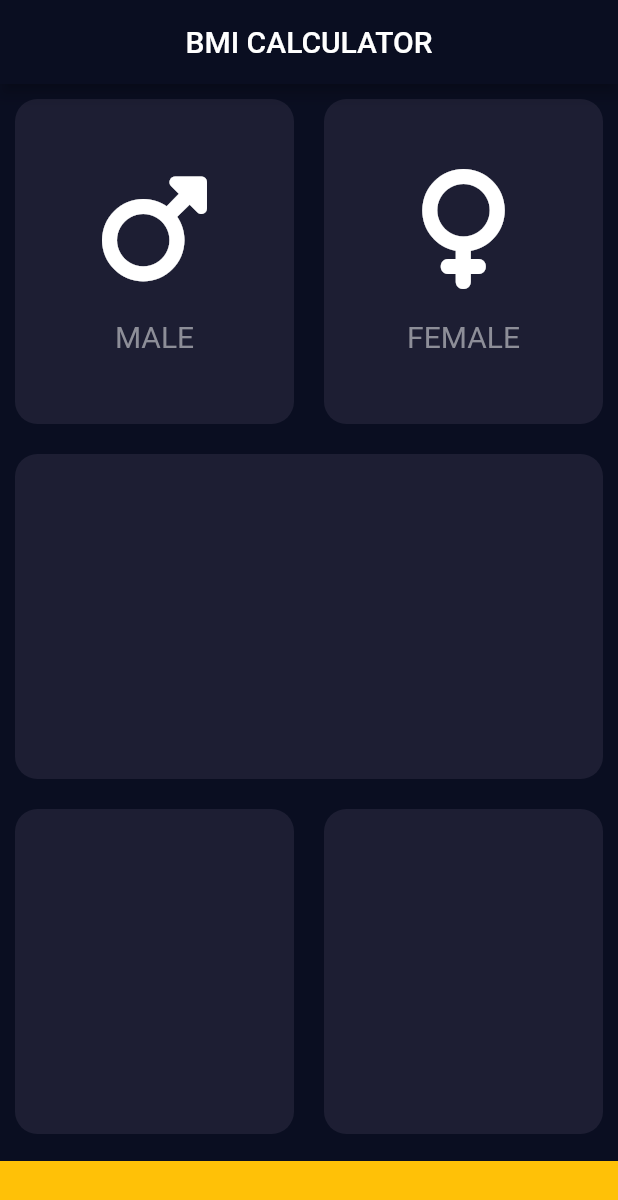
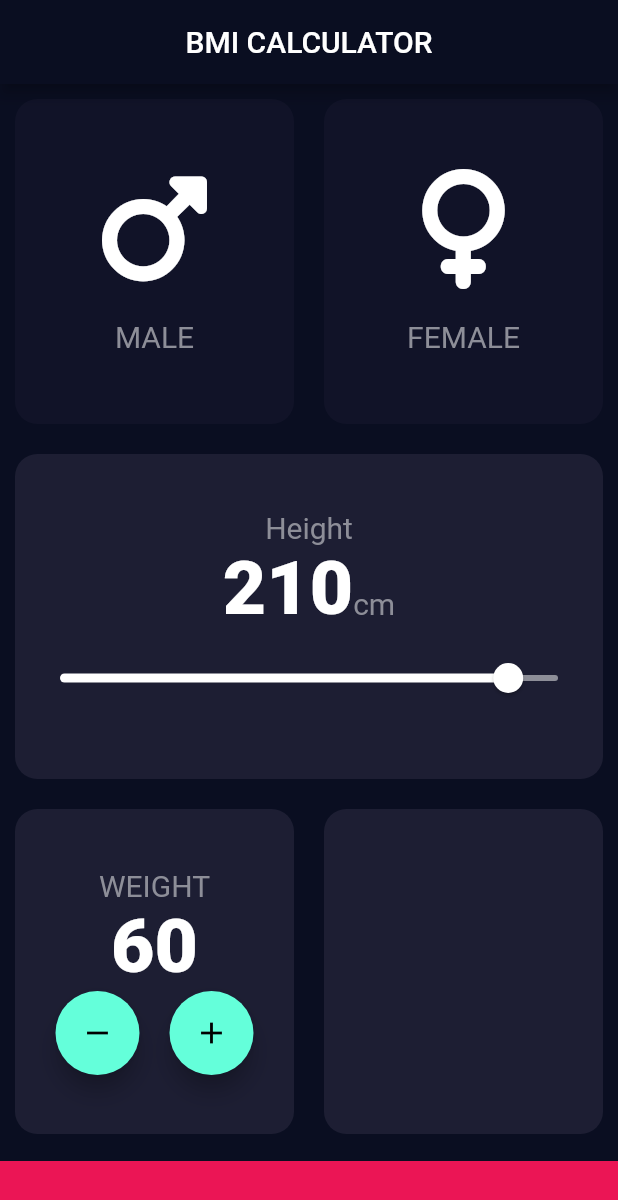
Before and after one commit to yazar-chakrar/Flutter-Body-Mass-Index-Calculator, a Flutter app: the screen it shows after launch, on a phone screen of 412 x 824 dp. Shown: the top 1200 px of the screen. Run offline on Flutter 3.47's test engine with Material 2 defaults, Android fonts, the phone set to English and light mode, and no system bars; our stand-ins replace font_awesome_flutter.

Commit message:
// defining reusable widgets : card / card content

```diff
--- /dev/null
+++ b/lib/constants.dart
@@ -0,0 +1,21 @@
+import 'package:flutter/material.dart';
+
+const kBottomContainerHeight = 50.0;
+const kActiveCardColor = Color(0xFF1D1E33);
+const kInactiveCardColor = Color(0xFF111328);
+const kFlooterColor = Color(0xFFEB1555);
+
+const kLabelTextStyle = TextStyle(
+  fontSize: 20.0,
+  color: Color(0xFF8D8E98),
+);
+
+const kNumbTextStyle = TextStyle(
+  fontSize: 50.0,
+  fontWeight: FontWeight.w900,
+);
+
+enum Gender {
+  male,
+  female,
+}
--- a/lib/icon_content.dart
+++ b/lib/icon_content.dart
@@ -1,4 +1,5 @@
 import 'package:flutter/material.dart';
+import 'constants.dart';
 
 class ContentCard extends StatelessWidget {
   ContentCard({required this.myIcon, required this.myText});
@@ -19,10 +20,7 @@ class ContentCard extends StatelessWidget {
         ),
         Text(
           myText,
-          style: const TextStyle(
-            fontSize: 20.0,
-            color: Color(0xFF8D8E98),
-          ),
+          style: kLabelTextStyle,
         )
       ],
     );
--- a/lib/input_page.dart
+++ b/lib/input_page.dart
@@ -2,18 +2,20 @@ import 'package:flutter/material.dart';
 import 'package:font_awesome_flutter/font_awesome_flutter.dart';
 import 'icon_content.dart';
 import 'main_card.dart';
-
-const bottomContainerHeight = 50.0;
+import 'constants.dart';
 
 class InputPage extends StatefulWidget {
-  const InputPage({Key? key}) : super(key: key);
-
   @override
   _InputPageState createState() => _InputPageState();
 }
 
 class _InputPageState extends State<InputPage> {
-  Color myColor = const Color(0xFF1D1E33);
+  // int gender 1 => male, 2 => female
+  Gender? selectGender;
+  Color myColor = Color(0xFF1D1E33);
+  int height = 210;
+  int weight = 60;
+
   @override
   Widget build(BuildContext context) {
     return Scaffold(
@@ -21,13 +23,21 @@ class _InputPageState extends State<InputPage> {
           title: const Text('BMI CALCULATOR'),
         ),
         body: Column(
+          crossAxisAlignment: CrossAxisAlignment.stretch,
           children: [
             Expanded(
                 child: Row(
               children: [
                 Expanded(
                   child: MainCard(
-                    cardColor: myColor,
+                    onPress: () {
+                      setState(() {
+                        selectGender = Gender.male;
+                      });
+                    },
+                    cardColor: selectGender == Gender.male
+                        ? kActiveCardColor
+                        : kInactiveCardColor,
                     cardChild: ContentCard(
                       myText: 'MALE',
                       myIcon: FontAwesomeIcons.mars,
@@ -36,7 +46,14 @@ class _InputPageState extends State<InputPage> {
                 ),
                 Expanded(
                   child: MainCard(
-                    cardColor: myColor,
+                    onPress: () {
+                      setState(() {
+                        selectGender = Gender.female;
+                      });
+                    },
+                    cardColor: selectGender == Gender.female
+                        ? kActiveCardColor
+                        : kInactiveCardColor,
                     cardChild: ContentCard(
                       myText: 'FEMALE',
                       myIcon: FontAwesomeIcons.venus,
@@ -48,6 +65,54 @@ class _InputPageState extends State<InputPage> {
             Expanded(
               child: MainCard(
                 cardColor: myColor,
+                cardChild: Column(
+                  mainAxisAlignment: MainAxisAlignment.center,
+                  children: <Widget>[
+                    Text(
+                      'Height',
+                      style: kLabelTextStyle,
+                    ),
+                    Row(
+                      mainAxisAlignment: MainAxisAlignment.center,
+                      crossAxisAlignment: CrossAxisAlignment.baseline,
+                      textBaseline: TextBaseline.alphabetic,
+                      children: <Widget>[
+                        Text(
+                          height.toString(),
+                          style: kNumbTextStyle,
+                        ),
+                        Text(
+                          'cm',
+                          style: kLabelTextStyle,
+                        ),
+                      ],
+                    ),
+                    SliderTheme(
+                      data: SliderTheme.of(context).copyWith(
+                        activeTrackColor: Colors.white,
+                        thumbColor: kFlooterColor,
+                        overlayColor: kFlooterColor,
+                        thumbShape:
+                            RoundSliderThumbShape(enabledThumbRadius: 10),
+                        overlayShape:
+                            RoundSliderOverlayShape(overlayRadius: 30),
+                      ),
+                      child: Slider(
+                        value: height.toDouble(),
+                        min: 120,
+                        max: 220,
+                        activeColor: Colors.white,
+                        inactiveColor: Color(0xFF8D8E98),
+                        onChanged: (double newValue) {
+                          setState(() {
+                            height = newValue.toInt();
+                            //print(newValue);
+                          });
+                        },
+                      ),
+                    )
+                  ],
+                ),
               ),
             ),
             Expanded(
@@ -56,6 +121,26 @@ class _InputPageState extends State<InputPage> {
                   Expanded(
                     child: MainCard(
                       cardColor: myColor,
+                      cardChild: Column(
+                        mainAxisAlignment: MainAxisAlignment.center,
+                        children: [
+                          Text('WEIGHT', style: kLabelTextStyle,),
+                          Text(weight.toString(), style: kNumbTextStyle,),
+                          Row(
+                            mainAxisAlignment: MainAxisAlignment.center,
+                            children: [
+                              FloatingActionButton(
+                                onPressed: () {  },
+                                child: Icon(Icons.remove),
+                              ),
+                              SizedBox(width: 20.0,),
+                              FloatingActionButton(
+                                onPressed: () {  },
+                                child: Icon(Icons.add),
+                              ),                            ],
+                          ),
+                        ],
+                      ),
                     ),
                   ),
                   Expanded(
@@ -69,9 +154,9 @@ class _InputPageState extends State<InputPage> {
             Padding(
               padding: const EdgeInsets.only(top: 8.0),
               child: Container(
-                height: bottomContainerHeight,
+                height: kBottomContainerHeight,
                 width: double.infinity,
-                color: Colors.amber,
+                color: kFlooterColor,
               ),
             )
           ],
--- a/lib/main_card.dart
+++ b/lib/main_card.dart
@@ -1,13 +1,16 @@
 import 'package:flutter/material.dart';
 
 class MainCard extends StatelessWidget {
-  MainCard({required this.cardColor, this.cardChild});
+  MainCard({required this.cardColor, this.cardChild, this.onPress});
   final Color cardColor;
   final Widget? cardChild;
+  final void Function()? onPress;
 
   @override
   Widget build(BuildContext context) {
-    return Container(
+    return GestureDetector(
+      onTap: onPress,
+      child: Container(
         margin: const EdgeInsets.all(10.0),
         decoration: BoxDecoration(
           //color: Color(0xFF1D1E33),
@@ -15,6 +18,7 @@ class MainCard extends StatelessWidget {
           borderRadius: BorderRadius.circular(15),
         ),
         child: cardChild,
+      ),
     );
   }
 }
```
Lines whose indentation alone changed are shown as unchanged.
